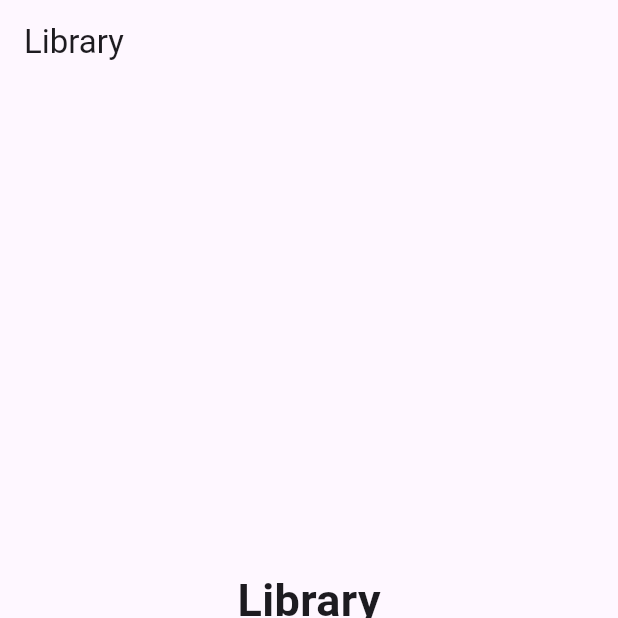
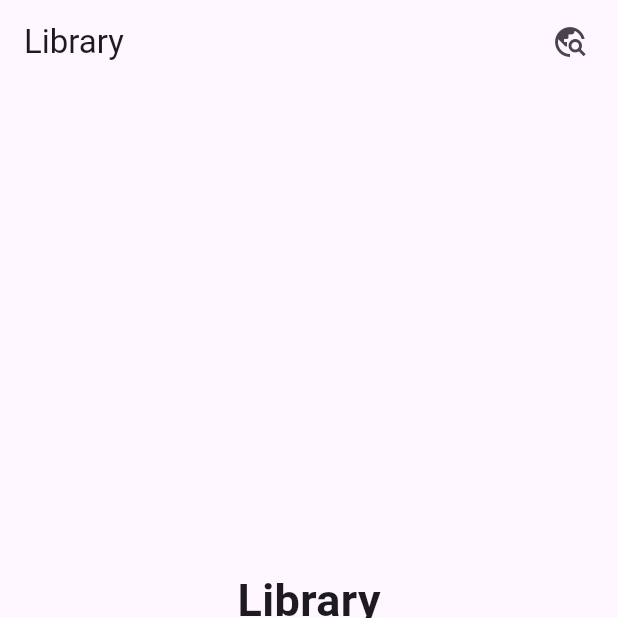
Before and after one commit to andreikovacs03/folio, a Flutter app: the screen it shows after launch, on a phone screen of 412 x 824 dp, the top half of it. Run offline on Flutter 3.47's test engine with Material 2 defaults, Android fonts, the light colour scheme and no system bars; our stand-ins replace dio, go_router, injectable.

Commit message:
feat: routing

```diff
--- a/lib/main.dart
+++ b/lib/main.dart
@@ -1,21 +1,43 @@
 import 'package:flutter/material.dart';
-import 'package:folio/views/navigation_view.dart';
+import 'package:go_router/go_router.dart';
+
+import 'views/browse_search_view.dart';
+import 'views/navigation_view.dart';
 
 void main() {
   runApp(const MyApp());
 }
+
+final _router = GoRouter(
+  routes: [
+    GoRoute(
+      path: '/',
+      pageBuilder: (context, state) => NoTransitionPage<void>(
+        key: state.pageKey,
+        child: const NavigationView(),
+      ),
+    ),
+    GoRoute(
+      path: '/browseSearchView',
+      pageBuilder: (context, state) => NoTransitionPage<void>(
+        key: state.pageKey,
+        child: const BrowseSearchView(),
+      ),
+    ),
+  ],
+);
 
 class MyApp extends StatelessWidget {
   const MyApp({super.key});
 
   @override
   Widget build(BuildContext context) {
-    return MaterialApp(
+    return MaterialApp.router(
+      routerConfig: _router,
       title: 'Folio',
       theme: ThemeData.light(useMaterial3: true),
       darkTheme: ThemeData.dark(useMaterial3: true),
       debugShowCheckedModeBanner: false,
-      home: const NavigationView(),
     );
   }
 }
--- a/lib/views/navigation_view.dart
+++ b/lib/views/navigation_view.dart
@@ -3,6 +3,7 @@ import 'package:folio/views/browse_view.dart';
 import 'package:folio/views/history_view.dart';
 import 'package:folio/views/library_view.dart';
 import 'package:folio/views/more_view.dart';
+import 'package:go_router/go_router.dart';
 
 class Destination {
   final String label;
@@ -54,15 +55,7 @@ class _NavigationViewState extends State<NavigationView> {
     2: Destination(
       'Browse',
       const BrowseView(),
-      <Widget>[
-        Padding(
-          padding: const EdgeInsets.all(8.0),
-          child: IconButton(
-            icon: const Icon(Icons.travel_explore_outlined),
-            onPressed: () {},
-          ),
-        ),
-      ],
+      <Widget>[],
       const NavigationDestination(
         icon: Icon(Icons.explore_outlined),
         selectedIcon: Icon(Icons.explore),
@@ -87,7 +80,17 @@ class _NavigationViewState extends State<NavigationView> {
     return Scaffold(
       appBar: AppBar(
         title: Text(_destinations[_selectedIndex]!.label),
-        actions: _destinations[_selectedIndex]!.actions,
+        actions: <Widget>[
+          Padding(
+            padding: const EdgeInsets.all(8.0),
+            child: IconButton(
+              icon: const Icon(Icons.travel_explore_outlined),
+              onPressed: () {
+                context.go('/browseSearchView');
+              },
+            ),
+          ),
+        ],
       ),
       body: Center(
         child: _destinations[_selectedIndex]!.view,
--- a/pubspec.yaml
+++ b/pubspec.yaml
@@ -39,6 +39,7 @@ dependencies:
   dio: ^5.0.3
   injectable: ^2.1.0
   get_it: ^7.2.0
+  go_router: ^6.2.0
 
 dev_dependencies:
   flutter_test:
@@ -51,7 +52,7 @@ dev_dependencies:
   # rules and activating additional ones.
   flutter_lints: ^2.0.0
   injectable_generator: ^2.1.4
-  build_runner: ^2.4.1
+  build_runner: ^2.3.3
 
 # For information on the generic Dart part of this file, see the
 # following page: https://dart.dev/tools/pub/pubspec
```
Also changed, not shown: lib/views/browse_search_view.dart (added, +15 -0 lines), pubspec.lock.
